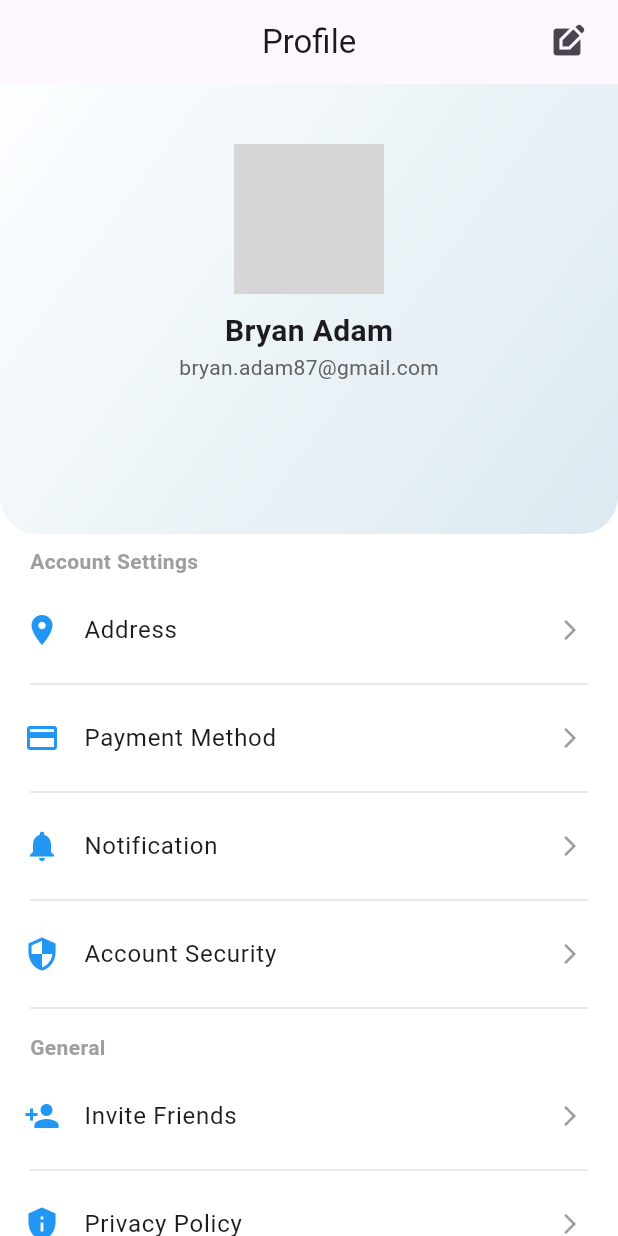
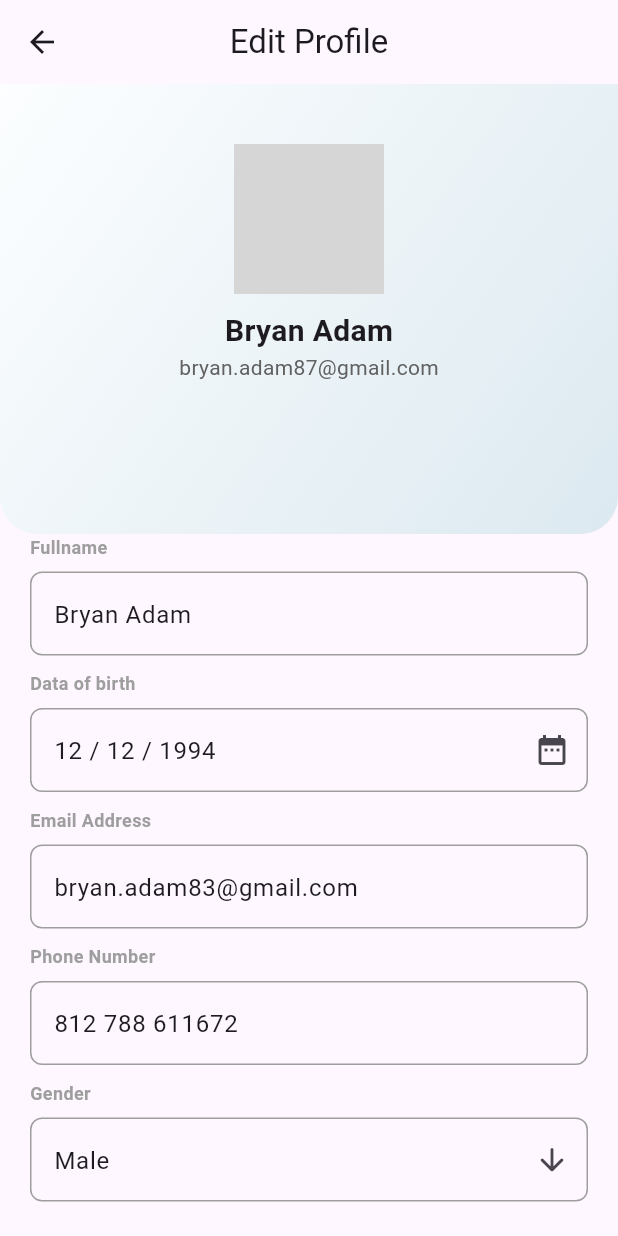
Before and after one commit to Y-absamad/Flutter_e-commerce_ODC, a Flutter app: the ProfileScreen screen opened directly, after a tap on the "edit square" icon, on a phone screen of 412 x 824 dp. Run offline on Flutter 3.47's test engine with Material 3 defaults, Android fonts, the phone set to English and light mode, and no system bars; our stand-ins replace another_flutter_splash_screen, conditional_builder_null_safety, dio, flutter_bloc, flutter_svg, pretty_dio_logger; accounts and stored records are empty; network calls fail; grey boxes are pictures that could not be loaded.

Commit message:
edit profile screen

```diff
--- a/lib/core/widgets/custom_text_input.dart
+++ b/lib/core/widgets/custom_text_input.dart
@@ -5,13 +5,16 @@ class CustomTextInput extends StatelessWidget {
   final String labelText;
   final TextEditingController controller;
   final bool isPassword;
+  final IconData? iconData;
 
-  const CustomTextInput(
-      {super.key,
-      required this.hintText,
-      required this.labelText,
-      required this.controller,
-      this.isPassword = false});
+  const CustomTextInput({
+    super.key,
+    required this.hintText,
+    required this.labelText,
+    required this.controller,
+    this.isPassword = false,
+    this.iconData,
+  });
 
   @override
   Widget build(BuildContext context) {
@@ -32,7 +35,9 @@ class CustomTextInput extends StatelessWidget {
         TextField(
           controller: controller,
           obscureText: isPassword,
+
           decoration: InputDecoration(
+            suffixIcon: Icon(iconData),
             hintText: hintText,
             border: OutlineInputBorder(
               borderRadius: BorderRadius.circular(8),
--- /dev/null
+++ b/lib/feature/profile/presentation/screens/edit_profile_screen.dart
@@ -0,0 +1,71 @@
+import 'package:flutter/material.dart';
+import 'package:flutter_ecommerce_odc/core/widgets/custom_button.dart';
+import 'package:flutter_ecommerce_odc/core/widgets/custom_text_input.dart';
+import 'package:flutter_ecommerce_odc/feature/profile/presentation/screens/profile_screen.dart';
+
+class EditProfileScreen extends StatelessWidget {
+  EditProfileScreen({super.key});
+
+  final TextEditingController nameController =
+      TextEditingController(text: "Bryan Adam");
+  final TextEditingController emailController =
+      TextEditingController(text: "bryan.adam83@gmail.com");
+  final TextEditingController phoneController =
+      TextEditingController(text: "812 788 611672");
+  final TextEditingController dobController =
+      TextEditingController(text: "12 / 12 / 1994");
+  final TextEditingController genderController =
+      TextEditingController(text: "Male");
+
+  @override
+  Widget build(BuildContext context) {
+    return Scaffold(
+      appBar: AppBar(
+        title: Text('Edit Profile'),
+        centerTitle: true,
+      ),
+      body: SingleChildScrollView(
+        child: Column(
+          children: [
+            ProfileHeader(),
+            Padding(
+              padding: const EdgeInsets.symmetric(horizontal: 20),
+              child: Column(
+                spacing: 10,
+                children: [
+                  CustomTextInput(
+                      hintText: '',
+                      labelText: 'Fullname',
+                      controller: nameController),
+                  CustomTextInput(
+                    hintText: '',
+                    labelText: 'Data of birth',
+                    controller: dobController,
+                    iconData: Icons.date_range,
+                  ),
+                  CustomTextInput(
+                      hintText: '',
+                      labelText: 'Email Address',
+                      controller: emailController),
+                  CustomTextInput(
+                      hintText: '',
+                      labelText: 'Phone Number',
+                      controller: phoneController),
+                  CustomTextInput(
+                    hintText: '',
+                    labelText: 'Gender',
+                    controller: genderController,
+                    iconData: Icons.arrow_downward_rounded,
+                  ),
+                  SizedBox(height: 30),
+                  CustomButton(label: 'Save Change', onPressed: (){}),
+                  SizedBox(height: 50),
+                ],
+              ),
+            ),
+          ],
+        ),
+      ),
+    );
+  }
+}
--- a/lib/feature/profile/presentation/profile_screen.dart
+++ b/lib/feature/profile/presentation/screens/profile_screen.dart
@@ -1,20 +1,5 @@
 import 'package:flutter/material.dart';
-
-void main() {
-  runApp(const MyApp());
-}
-
-class MyApp extends StatelessWidget {
-  const MyApp({super.key});
-
-  @override
-  Widget build(BuildContext context) {
-    return MaterialApp(
-      debugShowCheckedModeBanner: false,
-      home: const ProfileScreen(),
-    );
-  }
-}
+import 'package:flutter_ecommerce_odc/feature/profile/presentation/screens/edit_profile_screen.dart';
 
 class ProfileScreen extends StatelessWidget {
   const ProfileScreen({super.key});
@@ -29,7 +14,17 @@ class ProfileScreen extends StatelessWidget {
         actions: [
           Padding(
             padding: const EdgeInsets.only(right: 10),
-            child: IconButton(onPressed: (){}, icon: Icon( Icons.edit_square)),
+            child: IconButton(
+              onPressed: () {
+                Navigator.push(
+                  context,
+                  MaterialPageRoute(
+                    builder: (context) => EditProfileScreen(),
+                  ),
+                );
+              },
+              icon: Icon(Icons.edit_square),
+            ),
           ),
         ],
       ),
```
